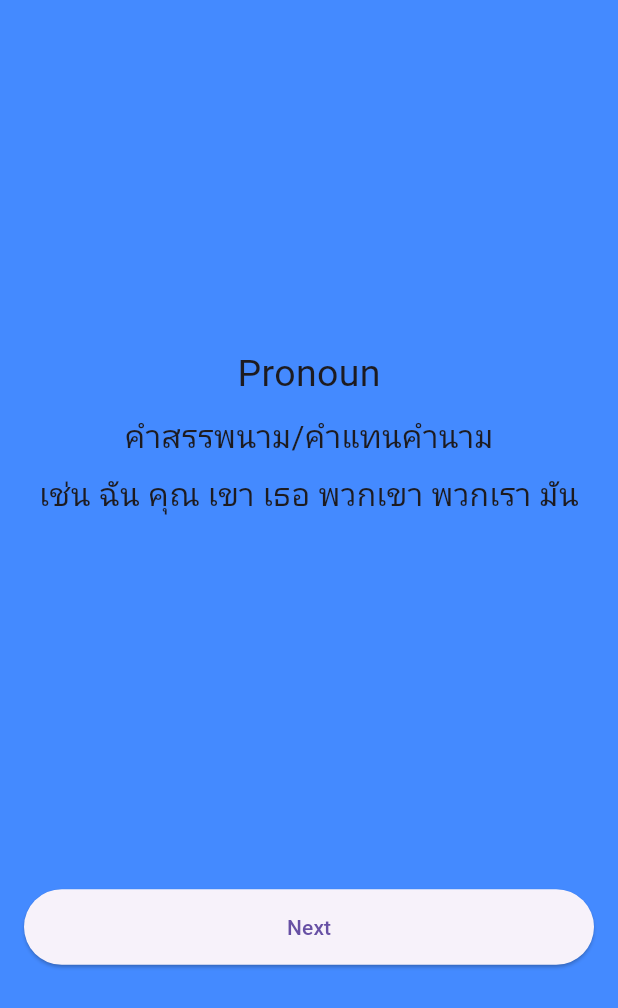
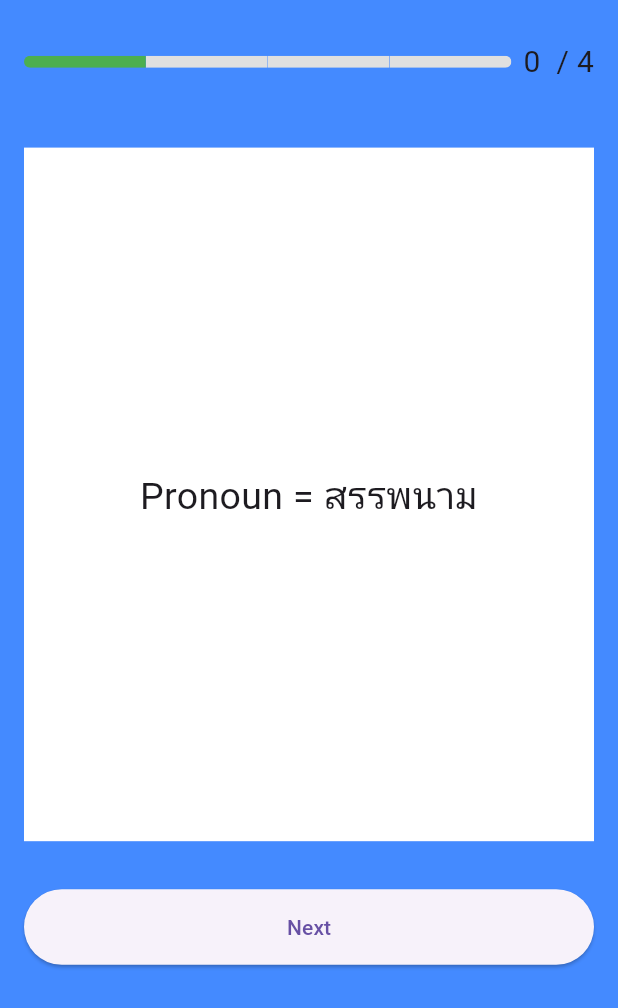
Before and after one commit to BhakinKhantarjeerawat/collocation_dictionary, a Flutter app: the SelectLessonsScreen screen opened directly, after a tap on "pronoun (ประธาน)", on a phone screen of 412 x 824 dp. Shown: the top 1008 px of the screen. Run offline on Flutter 3.47's test engine with Material 2 defaults, Android fonts, the light colour scheme and no system bars; drawn by our look-alikes of step_progress_indicator; our stand-ins replace auto_size_text, avatar_glow, bubble, dotted_border, flutter_riverpod, flutter_tts and 3 more; missing offline and left inert: local_hero; generated files the repository leaves out were written again.

Commit message:
explainPageView

```diff
--- a/lib/common_widgets/drag_widget.dart
+++ b/lib/common_widgets/drag_widget.dart
@@ -68,7 +68,11 @@ class _DragWidgetState extends ConsumerState<DragWidget> {
                 child: Image.asset(widget.imagePath!),
               ),
             if (widget.translation != null)
-              Container(
+              Tooltip(
+                message: 'He is a teacher.',
+                onTriggered: ()
+                => ref.read(ttsProvider).speak('He is a teacher'),
+                child: Container(
                   padding: const EdgeInsets.symmetric(horizontal: 16),
                   child: Row(
                     children: [
@@ -94,12 +98,16 @@ class _DragWidgetState extends ConsumerState<DragWidget> {
                     ],
                   ),
                 ),
+              ),
             if (widget.ttsText != null)
               Container(
                 padding: const EdgeInsets.symmetric(horizontal: 16),
                 child: Row(
                   children: [
-                    Expanded(child: Image.asset('assets/images/happiness.png')),
+                    Expanded(child: Tooltip(
+                      message: 'He is our teacher!',
+                      onTriggered: ()=>ref.read(ttsProvider).speak('He is the teacher!'),
+                      child: Image.asset('assets/images/happiness.png'))),
                     Bubble(
                       nipWidth: 30,
                       nipHeight: 10,
--- a/lib/common_widgets/my_text.dart
+++ b/lib/common_widgets/my_text.dart
@@ -1,7 +1,11 @@
 import 'package:flutter/material.dart';
 
 class MyText extends StatelessWidget {
-  const MyText(this.text, this.size,{super.key, });
+  const MyText(
+    this.text,
+    this.size, {
+    super.key,
+  });
   final String text;
   final double size;
 
@@ -10,6 +14,7 @@ class MyText extends StatelessWidget {
     return Text(
       text,
       style: TextStyle(fontSize: size),
+      textAlign: TextAlign.center,
     );
   }
 }
--- a/lib/features/lesson/data/lesson_lists.dart
+++ b/lib/features/lesson/data/lesson_lists.dart
@@ -1,16 +1,30 @@
 import 'package:collocation_dictionary/common_widgets/drag_widget.dart';
 import 'package:collocation_dictionary/common_widgets/my_text.dart';
-import 'package:collocation_dictionary/constants/app_sizes.dart';
+import 'package:collocation_dictionary/features/lesson/presentation/exercise_intro_page_view.dart';
+import 'package:collocation_dictionary/features/lesson/presentation/explain_page_text.dart';
 import 'package:collocation_dictionary/features/lesson/presentation/last_exercise_page.dart';
 import 'package:flutter/material.dart';
 
 List<Widget> pronounLesson1 = [
-  const Column(mainAxisAlignment: MainAxisAlignment.center, children: [
-    MyText('Pronoun', 25),
-    gapH8,
-    MyText('คำสรรพนาม/คำแทนคำนาม', 21),
-    gapH8,
-    MyText('เช่น ฉัน คุณ เขา เธอ พวกเขา พวกเรา มัน', 21),
+  // const Column(mainAxisAlignment: MainAxisAlignment.center, children: [
+  //   MyText('Pronoun', 25),
+  //   gapH8,
+  //   MyText('คำสรรพนาม/คำแทนคำนาม', 21),
+  //   gapH8,
+  //   MyText('เช่น ฉัน คุณ เขา เธอ พวกเขา พวกเรา มัน', 21),
+  //   gapH32,
+  // ]),
+  const ExcerciseIntroPageView(explainPages: [
+    ExplainPageText('Pronoun = สรรพนาม'),
+    ExplainPageText(
+      'ใช้แทนชื่อ คน/สัตว์/สิ่งของ\n\nตัวอย่างเช่น\n- ใช้ "เขา" แทน Albert Eistien\n- ใช้ "พวกเรา" แทน จอห์นเคธี่และเพื่อนๆของเธอ',
+    ),
+    ExplainPageText(
+      'จะเห็นว่าคำสรรพนาม ช่วยประหยัดเวลา แทนที่จะพูดชื่อเต็มของ คน สัตว์ สิ่งของ หรือกลุ่มคน นั้นๆ',
+    ),
+    ExplainPageText(
+      'หมายเหตุ\n นอกจากคำสรรพนาม ก็มีคำว่า The ที่ใช้แทนการกล่าวชื่อเต็มได้  เช่น "จังหวัดอุบลราชธานี" (Ubonrachathani province)\nใช้ The ช่วยให้สั้นลงได้เป็น The province ซึ่ง แปลว่าจังหวัดดังกล่าว',
+    ),
   ]),
   const DragWidget(
     shownWord: 'pencil',
--- /dev/null
+++ b/lib/features/lesson/presentation/exercise_intro_page_view.dart
@@ -0,0 +1,67 @@
+import 'package:collocation_dictionary/common_widgets/my_text.dart';
+import 'package:collocation_dictionary/common_widgets/ny_step_progress.dart';
+import 'package:collocation_dictionary/constants/app_sizes.dart';
+import 'package:flutter/material.dart';
+import 'package:flutter_riverpod/flutter_riverpod.dart';
+
+class ExcerciseIntroPageView extends ConsumerStatefulWidget {
+  const ExcerciseIntroPageView({super.key, required this.explainPages});
+  final List<Widget> explainPages;
+
+  @override
+  ConsumerState<ConsumerStatefulWidget> createState() =>
+      _ExcerciseIntroPageViewState();
+}
+
+class _ExcerciseIntroPageViewState
+    extends ConsumerState<ExcerciseIntroPageView> {
+  int activePage = 0;
+
+  late PageController _pageController = PageController();
+  void nextPage() {
+    _pageController.nextPage(
+        duration: const Duration(milliseconds: 500), curve: Curves.easeIn);
+  }
+
+  @override
+  void initState() {
+    super.initState();
+    _pageController = PageController();
+  }
+
+  @override
+  Widget build(BuildContext context) {
+    return Column(
+      children: [
+        Container(
+          padding: const EdgeInsets.symmetric(horizontal: 16),
+          height: MediaQuery.of(context).size.height * 0.1,
+          child: Row(
+            children: [
+              Expanded(
+                  child: MyStepProgress(
+                      totalSteps: widget.explainPages.length,
+                      currentStep: activePage + 1)),
+              gapW8,
+              MyText('$activePage  / ${widget.explainPages.length}', 20),
+            ],
+          ),
+        ),
+        SizedBox(
+          height: MediaQuery.of(context).size.height * 0.6,
+          child: PageView.builder(
+              itemCount: widget.explainPages.length,
+              controller: _pageController,
+              onPageChanged: (page) {
+                setState(() {
+                  activePage = page;
+                });
+              },
+              itemBuilder: (context, pagePosition) {
+                return Container(child: widget.explainPages[pagePosition]);
+              }),
+        ),
+      ],
+    );
+  }
+}
--- /dev/null
+++ b/lib/features/lesson/presentation/explain_page_text.dart
@@ -0,0 +1,24 @@
+import 'package:collocation_dictionary/common_widgets/my_text.dart';
+import 'package:flutter/material.dart';
+import 'package:flutter_riverpod/flutter_riverpod.dart';
+
+class ExplainPageText extends ConsumerWidget {
+  const ExplainPageText(this.text, {super.key});
+  final String text;
+
+  @override
+  Widget build(BuildContext context, WidgetRef ref) {
+    return Container(
+      color: Colors.white,
+      margin: const EdgeInsets.all(16),
+      padding: const EdgeInsets.all(16),
+      child: Container(
+        padding: const EdgeInsets.all(16),
+        child: Column(
+            mainAxisAlignment: MainAxisAlignment.center,
+            crossAxisAlignment: CrossAxisAlignment.center,
+            children: [MyText(text, 25)]),
+      ),
+    );
+  }
+}
--- a/lib/main.dart
+++ b/lib/main.dart
@@ -23,7 +23,7 @@ class _MainAppState extends State<MainApp> {
   @override
   Widget build(BuildContext context) {
     return MaterialApp(
-      color: Colors.blue,
+      color: Colors.white,
       theme: ThemeData(
           useMaterial3: true, scaffoldBackgroundColor: Colors.blueAccent),
       home: const IntroScreen(),
--- a/pubspec.yaml
+++ b/pubspec.yaml
@@ -25,6 +25,7 @@ dependencies:
   bubble: ^1.2.1
   speech_to_text: ^6.4.1
   avatar_glow: ^2.0.2
+  animated_text_kit: ^4.2.2
 
 dev_dependencies:
   flutter_test:
```
Also changed, not shown: lib/features/lesson/presentation/exercises_screen.dart (+2 -5 lines), pubspec.lock, 1 other file. Lines whose indentation alone changed are shown as unchanged.
